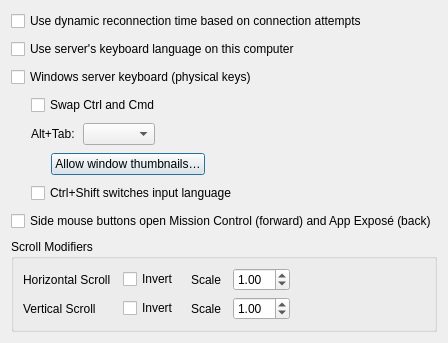
This is src/lib/gui/dialogs/ClientConfigDialog.ui in boymep/deskflow as Qt 5 draws it before an edit. The edited form follows.
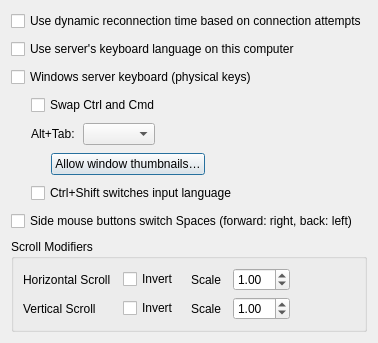
This is the edited form.

Commit message:
fix(client): side buttons switch Spaces without Ctrl
The server's back mouse button now goes to the Space on the left and the
forward button to the Space on the right, one step per press. The Mission
Control / App Exposé mapping and the Ctrl-dependent variant are gone, and
so is OSXKeyState::isRemoteCtrlHeld, which only that branch used. Each
press is logged at INFO.

Patch:
```diff
--- a/src/lib/gui/dialogs/ClientConfigDialog.ui
+++ b/src/lib/gui/dialogs/ClientConfigDialog.ui
@@ -158,7 +158,7 @@
       <string>Server mouse forward button opens Mission Control and back button opens App Exposé instead of being sent as buttons. Ctrl + side button switches Spaces (forward: right, back: left). Works without the Windows server keyboard.</string>
      </property>
      <property name="text">
-      <string>Side mouse buttons open Mission Control (forward) and App Exposé (back)</string>
+      <string>Side mouse buttons switch Spaces (forward: right, back: left)</string>
      </property>
     </widget>
    </item>
```
Left out of the diff: 2 changed lines with no effect on the pictures. The commit also changes 4 other files.
